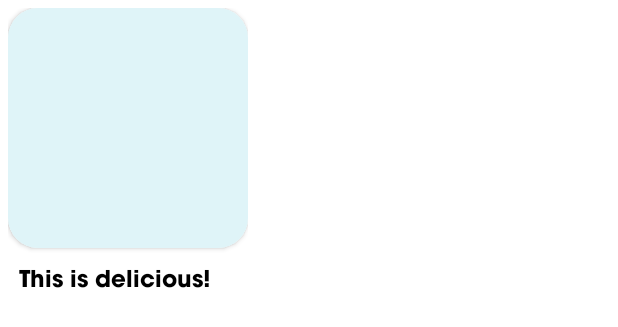
After one commit to dangtiendat288/MealHelper, an Android app: the layout item_layout_meal_plan.xml on its own in the app's theme, with its tools: preview values and no code run, on a phone screen of 412 x 824 dp. The commit adds this screen. Shown: the top 327 px of the screen. Run offline under Robolectric (Android 15) with nearby library versions, the phone set to English and light mode, and no system bars.

Commit message:
add pull to refresh build meal plan

```diff
--- a/app/build.gradle
+++ b/app/build.gradle
@@ -68,6 +68,7 @@ dependencies {
     implementation "androidx.room:room-runtime:2.3.0-alpha02"
     annotationProcessor "androidx.room:room-compiler:2.3.0-alpha02"
 
+    implementation 'androidx.swiperefreshlayout:swiperefreshlayout:1.0.0'
 
 
 
--- a/app/src/main/java/com/example/mealhelper/fragment/BuildMealPlanFragment.java
+++ b/app/src/main/java/com/example/mealhelper/fragment/BuildMealPlanFragment.java
@@ -87,7 +87,10 @@ public class BuildMealPlanFragment extends Fragment {
 //        mMeals1 = new ArrayList<>();
 //        mMeals2 = new ArrayList<>();
 //        mMeals3 = new ArrayList<>();
-
+        mBuildMealPlanBinding.pullToRefresh.setOnRefreshListener(() -> {
+            updateList();
+            mBuildMealPlanBinding.pullToRefresh.setRefreshing(false);
+        });
 
         mContext = getActivity();
         mBuildMealPlanBinding.rvMostPopular.setHasFixedSize(true);
--- a/app/src/main/res/layout/fragment_build_meal_plan.xml
+++ b/app/src/main/res/layout/fragment_build_meal_plan.xml
@@ -9,7 +9,10 @@
     android:background="@color/white">
 
 
-
+    <androidx.swiperefreshlayout.widget.SwipeRefreshLayout
+        android:id="@+id/pullToRefresh"
+        android:layout_width="match_parent"
+        android:layout_height="wrap_content">
         <androidx.core.widget.NestedScrollView
             android:layout_width="match_parent"
             android:layout_height="match_parent">
@@ -123,6 +126,7 @@
                     tools:listitem="@layout/item_layout" />
             </LinearLayout>
         </androidx.core.widget.NestedScrollView>
+    </androidx.swiperefreshlayout.widget.SwipeRefreshLayout>
 
     <include
         android:id="@+id/btnMealCart"
--- a/app/src/main/res/layout/fragment_review_plan.xml
+++ b/app/src/main/res/layout/fragment_review_plan.xml
@@ -45,6 +45,6 @@
         android:layout_width="wrap_content"
         android:layout_height="wrap_content"
         android:layout_gravity="bottom|center"
-        android:layout_marginBottom="5dp" />
+        android:layout_marginBottom="15dp" />
 
 </androidx.coordinatorlayout.widget.CoordinatorLayout>
--- /dev/null
+++ b/app/src/main/res/layout/item_layout_meal_plan.xml
@@ -0,0 +1,51 @@
+<?xml version="1.0" encoding="utf-8"?>
+<androidx.coordinatorlayout.widget.CoordinatorLayout xmlns:android="http://schemas.android.com/apk/res/android"
+    xmlns:app="http://schemas.android.com/apk/res-auto"
+    android:layout_width="160dp"
+    android:layout_height="250dp"
+    android:layout_margin="5dp">
+
+    <!--    <androidx.cardview.widget.CardView-->
+    <!--        android:id="@+id/cvMeal"-->
+    <!--        android:layout_width="match_parent"-->
+    <!--        android:layout_height="match_parent"-->
+    <!--        android:layout_margin="1dp"-->
+    <!--        app:cardCornerRadius="20dp">-->
+
+    <LinearLayout
+        android:layout_width="match_parent"
+        android:layout_height="match_parent"
+        android:orientation="vertical">
+
+        <androidx.cardview.widget.CardView
+            android:layout_width="match_parent"
+            android:layout_height="160dp"
+            app:cardCornerRadius="20dp"
+            app:cardElevation="2dp">
+
+
+            <ImageView
+                android:id="@+id/ivMeal"
+                android:layout_width="match_parent"
+                android:layout_height="match_parent"
+                android:src="#DFF4F8" />
+
+
+        </androidx.cardview.widget.CardView>
+
+        <TextView
+            android:id="@+id/tvMeal"
+            android:layout_width="match_parent"
+            android:layout_height="0dp"
+            android:layout_margin="7dp"
+            android:layout_marginTop="2dp"
+            android:layout_weight="1"
+            android:ellipsize="end"
+            android:maxLines="3"
+            android:text="This is delicious!"
+            android:textColor="#000"
+            android:textSize="15sp"
+            android:textStyle="bold" />
+    </LinearLayout>
+    <!--    </androidx.cardview.widget.CardView>-->
+</androidx.coordinatorlayout.widget.CoordinatorLayout>
```
Also changed, not shown: app/src/main/java/com/example/mealhelper/adapter/MealPlanFragmentAdapter.java (added, +110 -0 lines), app/src/main/java/com/example/mealhelper/fragment/MealPlanFragment.java (+14 -2 lines).
